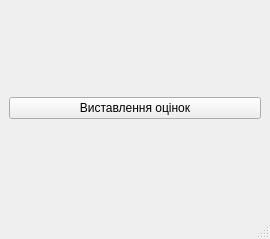
Qt form project_files/teacher_menu.ui (positivcheg94/school_db_iasa_MO) before a commit.
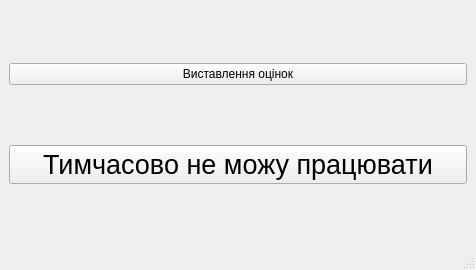
The same form after that commit.

```diff
--- a/project_files/teacher_menu.ui
+++ b/project_files/teacher_menu.ui
@@ -6,8 +6,8 @@
    <rect>
     <x>0</x>
     <y>0</y>
-    <width>270</width>
-    <height>239</height>
+    <width>476</width>
+    <height>270</height>
    </rect>
   </property>
   <property name="windowTitle">
@@ -22,6 +22,18 @@
       </property>
      </widget>
     </item>
+    <item>
+     <widget class="QPushButton" name="tnw_button">
+      <property name="font">
+       <font>
+        <pointsize>20</pointsize>
+       </font>
+      </property>
+      <property name="text">
+       <string>Тимчасово не можу працювати</string>
+      </property>
+     </widget>
+    </item>
    </layout>
   </widget>
   <widget class="QMenuBar" name="menubar">
```
Left out of the diff: 2 changed lines with no effect on the pictures.
